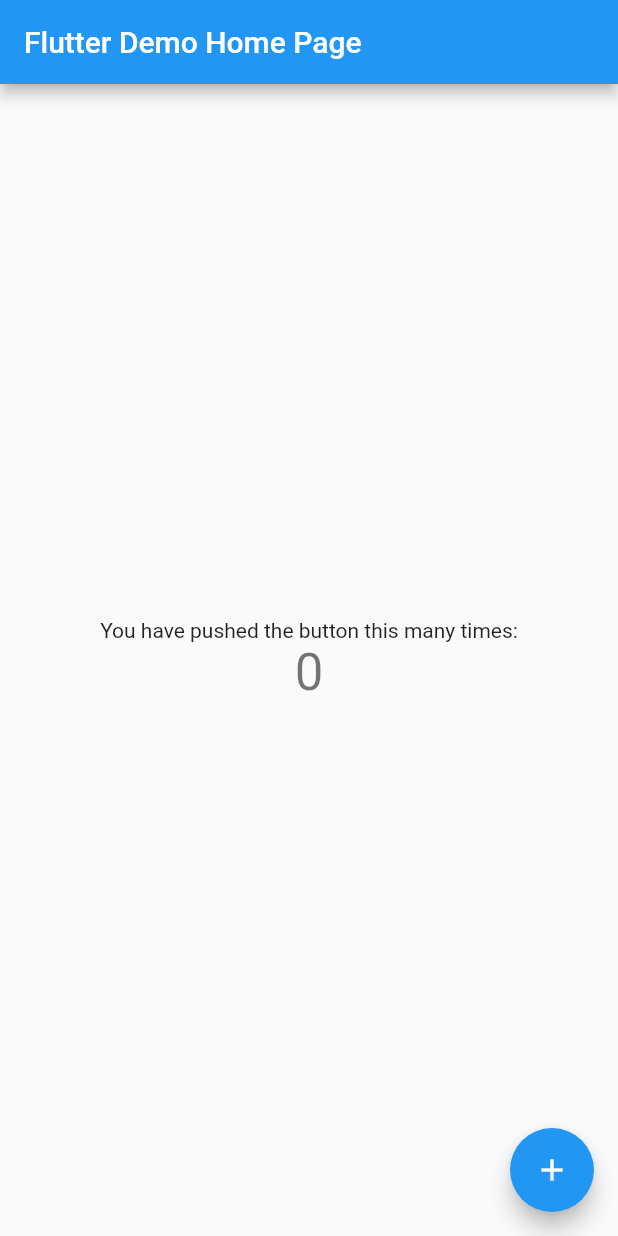
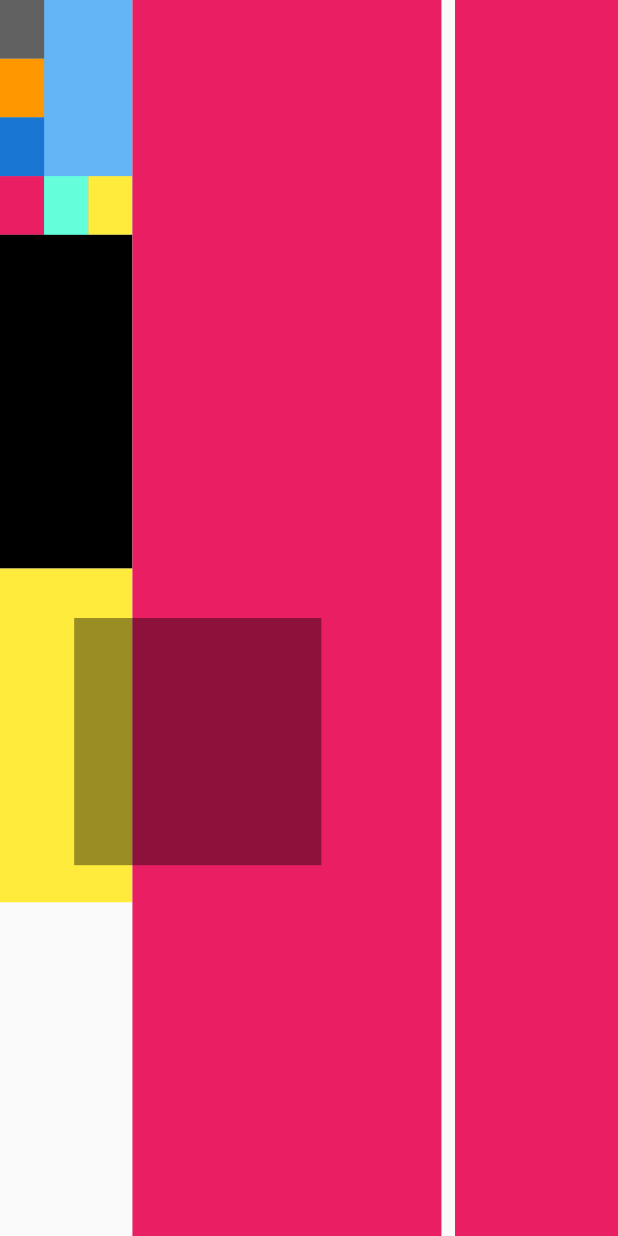
Before and after one commit to Franx511/200labs-fs01-flutter-training, a Flutter app: the screen it shows after launch, on a phone screen of 412 x 824 dp. Run offline on Flutter 3.47's test engine with Material 2 defaults, Android fonts, the phone set to English and light mode, and no system bars.

Commit message:
PhongDQT: Finish Ex1

```diff
--- /dev/null
+++ b/lib/ex_1.dart
@@ -0,0 +1,107 @@
+// ignore_for_file: camel_case_types
+
+import 'package:flutter/material.dart';
+import './screen-value.dart';
+
+class ex_1 extends StatelessWidget {
+  const ex_1({Key? key}) : super(key: key);
+
+  @override
+  Widget build(BuildContext context) {
+    ScreenValue _screenValue = ScreenValue(context);
+    return Scaffold(
+      body: Stack(
+        children: [
+          Row(
+            children: [
+              Expanded(
+                  flex: 3,
+                  child: Column(
+                    children: [
+                      Container(
+                          height: _screenValue.rH(19),
+                          color: Colors.blue[300],
+                          child: Column(
+                            children: [
+                              Expanded(
+                                flex: 3,
+                                child: Row(
+                                  children: [
+                                    Expanded(
+                                      flex: 1,
+                                      child: Column(
+                                        children: [
+                                          Expanded(
+                                              flex: 1,
+                                              child: Container(
+                                                color: Colors.grey[700],
+                                              )),
+                                          Expanded(
+                                              flex: 1,
+                                              child: Container(
+                                                color: Colors.orange,
+                                              )),
+                                          Expanded(
+                                              flex: 1,
+                                              child: Container(
+                                                color: Colors.blue[700],
+                                              )),
+                                        ],
+                                      ),
+                                    ),
+                                    Expanded(flex: 2, child: Container())
+                                  ],
+                                ),
+                              ),
+                              Expanded(
+                                flex: 1,
+                                child: Row(
+                                  children: [
+                                    Expanded(
+                                        flex: 1,
+                                        child: Container(color: Colors.pink)),
+                                    Expanded(
+                                        flex: 1,
+                                        child: Container(
+                                            color: Colors.tealAccent[200])),
+                                    Expanded(
+                                        flex: 1,
+                                        child: Container(color: Colors.yellow))
+                                  ],
+                                ),
+                              )
+                            ],
+                          )),
+                      Container(
+                          height: _screenValue.rH(27), color: Colors.black),
+                      Container(
+                          height: _screenValue.rH(27), color: Colors.yellow),
+                    ],
+                  )),
+              Expanded(
+                flex: 7,
+                child: Container(color: Colors.pink),
+              ),
+              Expanded(
+                  flex: 4,
+                  child: Padding(
+                    padding: EdgeInsetsDirectional.fromSTEB(
+                        _screenValue.rW(2.2), 0, 0, 0),
+                    child: Container(color: Colors.pink),
+                  )),
+            ],
+          ),
+          Positioned(
+            bottom: _screenValue.rH(30),
+            left: _screenValue.rW(12),
+            child: Container(
+              height: _screenValue.rH(20),
+              width: _screenValue.rH(20),
+              color: Colors.black.withOpacity(0.4),
+            ),
+          ),
+        ],
+      ),
+    );
+  }
+}
--- a/lib/main.dart
+++ b/lib/main.dart
@@ -1,115 +1,30 @@
 import 'package:flutter/material.dart';
+import 'package:flutter_training_1/ex_1.dart';
 
 void main() {
   runApp(const MyApp());
 }
 
-class MyApp extends StatelessWidget {
+class MyApp extends StatefulWidget {
   const MyApp({Key? key}) : super(key: key);
 
-  // This widget is the root of your application.
+  @override
+  _MyAppState createState() => _MyAppState();
+}
+
+class _MyAppState extends State<MyApp> {
   @override
   Widget build(BuildContext context) {
     return MaterialApp(
-      title: 'Flutter Demo',
+      debugShowCheckedModeBanner: false,
       theme: ThemeData(
-        // This is the theme of your application.
-        //
-        // Try running your application with "flutter run". You'll see the
-        // application has a blue toolbar. Then, without quitting the app, try
-        // changing the primarySwatch below to Colors.green and then invoke
-        // "hot reload" (press "r" in the console where you ran "flutter run",
-        // or simply save your changes to "hot reload" in a Flutter IDE).
-        // Notice that the counter didn't reset back to zero; the application
-        // is not restarted.
-        primarySwatch: Colors.blue,
+        primaryColor: Colors.lightBlueAccent,
       ),
-      home: const MyHomePage(title: 'Flutter Demo Home Page'),
+      routes: <String, WidgetBuilder>{
+        '/': (BuildContext context) => const ex_1(),
+        // '/ex1': (BuildContext context) => MyPage(title: 'page B'),
+        // '/ex2': (BuildContext context) => MyPage(title: 'page C'),
+      },
     );
   }
 }
-
-class MyHomePage extends StatefulWidget {
-  const MyHomePage({Key? key, required this.title}) : super(key: key);
-
-  // This widget is the home page of your application. It is stateful, meaning
-  // that it has a State object (defined below) that contains fields that affect
-  // how it looks.
-
-  // This class is the configuration for the state. It holds the values (in this
-  // case the title) provided by the parent (in this case the App widget) and
-  // used by the build method of the State. Fields in a Widget subclass are
-  // always marked "final".
-
-  final String title;
-
-  @override
-  State<MyHomePage> createState() => _MyHomePageState();
-}
-
-class _MyHomePageState extends State<MyHomePage> {
-  int _counter = 0;
-
-  void _incrementCounter() {
-    setState(() {
-      // This call to setState tells the Flutter framework that something has
-      // changed in this State, which causes it to rerun the build method below
-      // so that the display can reflect the updated values. If we changed
-      // _counter without calling setState(), then the build method would not be
-      // called again, and so nothing would appear to happen.
-      _counter++;
-    });
-  }
-
-  @override
-  Widget build(BuildContext context) {
-    // This method is rerun every time setState is called, for instance as done
-    // by the _incrementCounter method above.
-    //
-    // The Flutter framework has been optimized to make rerunning build methods
-    // fast, so that you can just rebuild anything that needs updating rather
-    // than having to individually change instances of widgets.
-    return Scaffold(
-      appBar: AppBar(
-        // Here we take the value from the MyHomePage object that was created by
-        // the App.build method, and use it to set our appbar title.
-        title: Text(widget.title),
-      ),
-      body: Center(
-        // Center is a layout widget. It takes a single child and positions it
-        // in the middle of the parent.
-        child: Column(
-          // Column is also a layout widget. It takes a list of children and
-          // arranges them vertically. By default, it sizes itself to fit its
-          // children horizontally, and tries to be as tall as its parent.
-          //
-          // Invoke "debug painting" (press "p" in the console, choose the
-          // "Toggle Debug Paint" action from the Flutter Inspector in Android
-          // Studio, or the "Toggle Debug Paint" command in Visual Studio Code)
-          // to see the wireframe for each widget.
-          //
-          // Column has various properties to control how it sizes itself and
-          // how it positions its children. Here we use mainAxisAlignment to
-          // center the children vertically; the main axis here is the vertical
-          // axis because Columns are vertical (the cross axis would be
-          // horizontal).
-          mainAxisAlignment: MainAxisAlignment.center,
-          children: <Widget>[
-            const Text(
-              'You have pushed the button this many times:',
-            ),
-            Text(
-              '$_counter',
-              style: Theme.of(context).textTheme.headline4,
-            ),
-          ],
-        ),
-      ),
-      floatingActionButton: FloatingActionButton(
-        onPressed: _incrementCounter,
-        tooltip: 'Increment',
-        child: const Icon(Icons.add),
-      ), // This trailing comma makes auto-formatting nicer for build methods.
-    );
-  }
-}
--- /dev/null
+++ b/lib/screen-value.dart
@@ -0,0 +1,26 @@
+// ignore_for_file: file_names
+
+import 'package:flutter/material.dart';
+
+class ScreenValue {
+  final BuildContext? _context;
+  double? _height;
+  double? _width;
+  double? _heightPadding;
+  double? _widthPadding;
+
+  ScreenValue(this._context) {
+    MediaQueryData _queryData = MediaQuery.of(_context!);
+
+    _height = _queryData.size.height / 100.0;
+    _width = _queryData.size.width / 100.0;
+  }
+
+  double rH(double v) {
+    return _height! * v;
+  }
+
+  double rW(double v) {
+    return _width! * v;
+  }
+}
```
